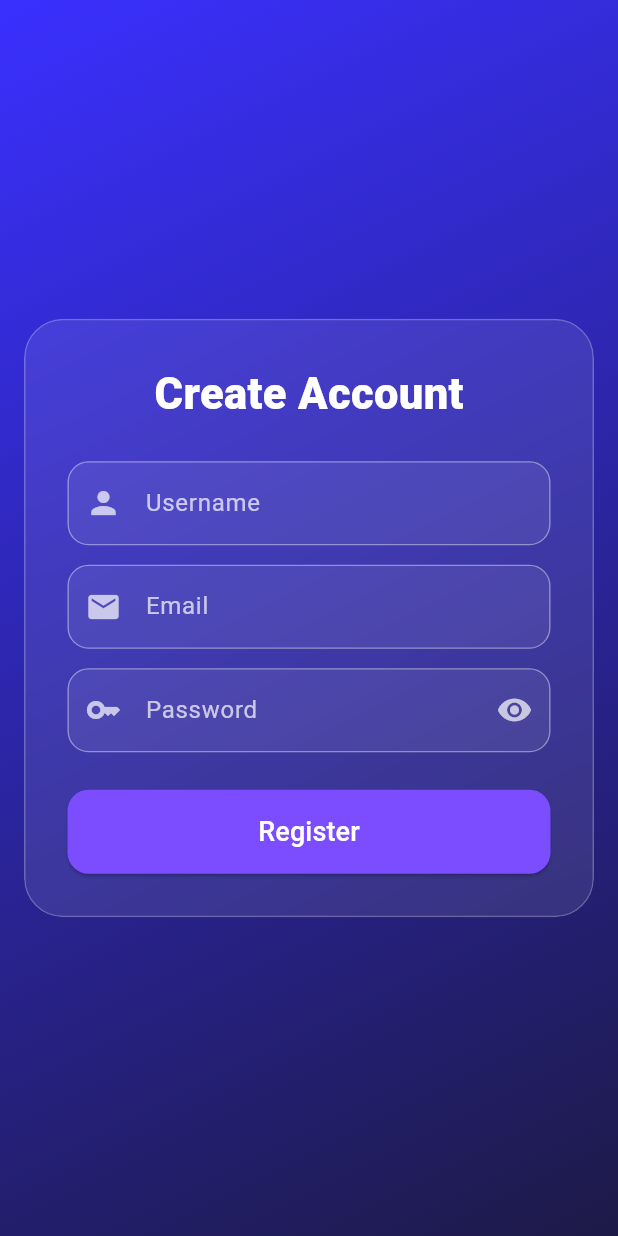
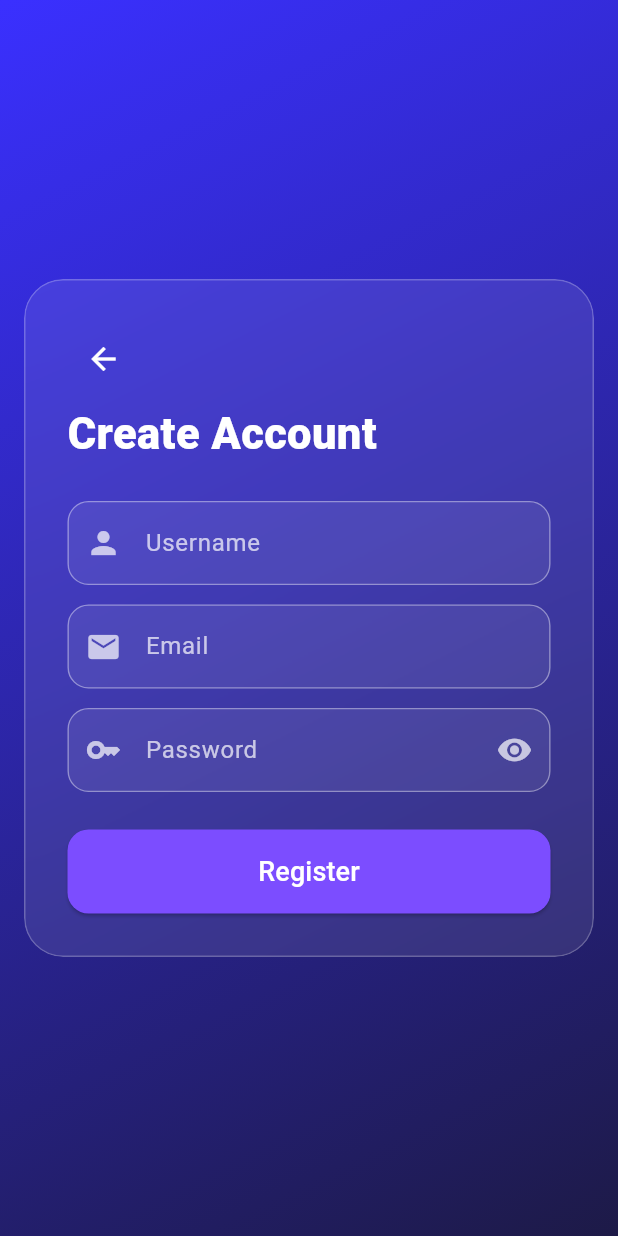
Before and after one commit to aj20l/Sceneit, a Flutter app: the RegisterPage screen opened directly, on a phone screen of 412 x 824 dp. Run offline on Flutter 3.47's test engine with Material 3 defaults, Android fonts, the phone set to English and light mode, and no system bars; our stand-ins replace flutter_local_notifications, permission_handler, shared_preferences, sqflite; accounts and stored records are empty; network calls fail; statements that could not run were skipped.

Commit message:
Update main.dart - added back button on create account

```diff
--- a/lib/main.dart
+++ b/lib/main.dart
@@ -262,7 +262,15 @@ class _RegisterPageState extends State<RegisterPage> {
           child: _glass(
             child: Column(
               mainAxisSize: MainAxisSize.min,
+              crossAxisAlignment: CrossAxisAlignment.start,
               children: [
+
+                IconButton(
+                  onPressed: () => Navigator.pop(context),
+                  icon: const Icon(Icons.arrow_back, color: Colors.white),
+                ),
+
+                const SizedBox(height: 5),
                 const Text(
                   "Create Account",
                   style: TextStyle(
```
